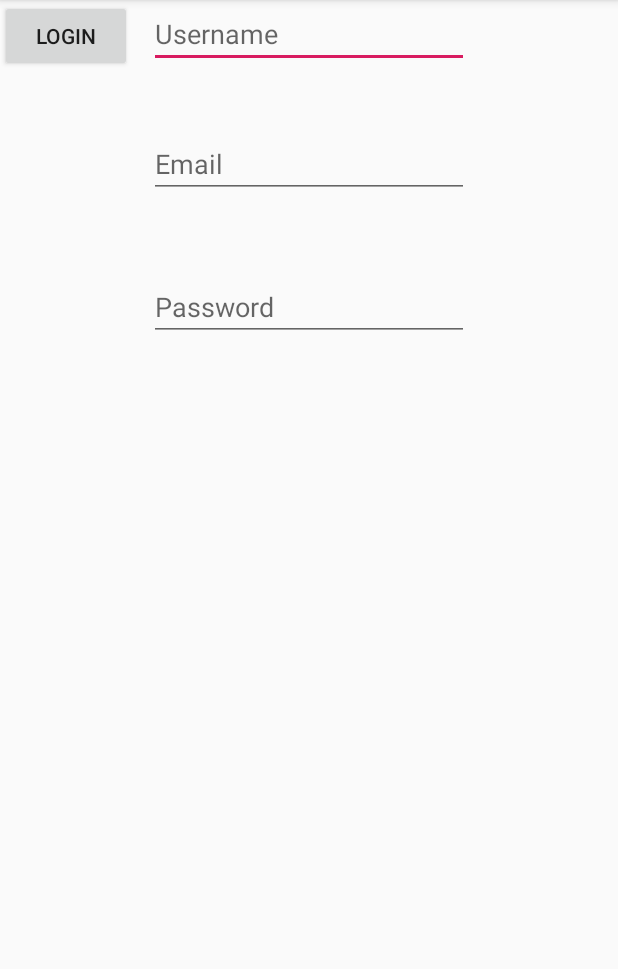
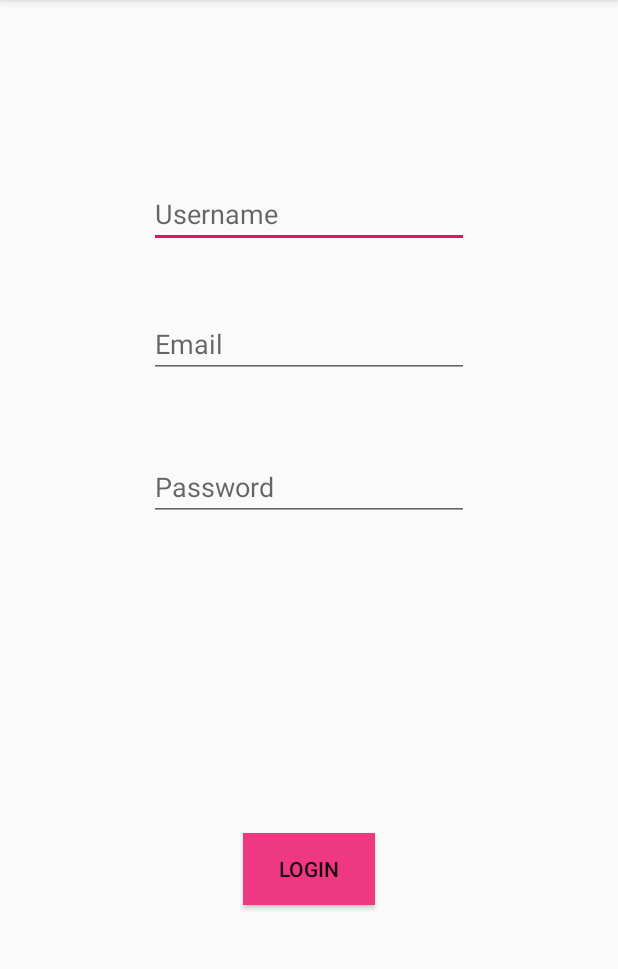
Before and after one commit to zahrayousefijamarani/first_app_android, an Android app: the screen it shows after launch (MainActivity), after a tap on "LOGIN", on a phone screen of 412 x 824 dp, the part 84-1053 px from its top. Run offline under Robolectric (Android 15) with nearby library versions, the phone set to English and light mode, and no system bars.

Commit message:
add color when press login button

```diff
--- a/app/src/main/java/edu/sharif/yousefi/first_app/MainActivity.java
+++ b/app/src/main/java/edu/sharif/yousefi/first_app/MainActivity.java
@@ -41,9 +41,13 @@ public class MainActivity extends AppCompatActivity {
                     login_error.setText(R.string.Login_error);
                 }
                 else {
-                    User user = new User(userName.getText().toString(),
-                            email.getText().toString(),
-                            password.getText().toString());
+                    try {
+                        User user = new User(userName.getText().toString(),
+                                email.getText().toString(),
+                                password.getText().toString());
+                    }catch (Exception e){
+
+                    }
                 }
             }
         });
--- /dev/null
+++ b/app/src/main/res/drawable/button_custom.xml
@@ -0,0 +1,5 @@
+<?xml version="1.0" encoding="utf-8"?>
+<selector xmlns:android="http://schemas.android.com/apk/res/android">
+        <item android:state_pressed="true" android:drawable="@color/colorAccent" />
+        <item android:drawable="@color/colorAccentLight" />
+</selector>
--- a/app/src/main/res/layout/activity_main.xml
+++ b/app/src/main/res/layout/activity_main.xml
@@ -11,6 +11,7 @@
         android:id="@+id/username_inp"
         android:layout_width="wrap_content"
         android:layout_height="wrap_content"
+        android:layout_marginTop="120dp"
         android:autoText="false"
         android:ems="10"
         android:hint="Username"
@@ -18,7 +19,7 @@
         android:shadowColor="#00D5D0D0"
         app:layout_constraintEnd_toEndOf="parent"
         app:layout_constraintStart_toStartOf="parent"
-        tools:layout_editor_absoluteY="120dp" />
+        app:layout_constraintTop_toTopOf="parent" />
 
     <EditText
         android:id="@+id/pass_inp"
@@ -47,10 +48,15 @@
         android:id="@+id/login_btn"
         android:layout_width="wrap_content"
         android:layout_height="wrap_content"
+        android:layout_marginTop="51dp"
+        android:layout_marginBottom="8dp"
+        android:background="@drawable/button_custom"
         android:text="Login"
         android:textColorHighlight="#00B46161"
-        tools:layout_editor_absoluteX="161dp"
-        tools:layout_editor_absoluteY="397dp" />
+        app:layout_constraintBottom_toBottomOf="parent"
+        app:layout_constraintEnd_toEndOf="parent"
+        app:layout_constraintStart_toStartOf="parent"
+        app:layout_constraintTop_toBottomOf="@+id/pass_inp" />
 
     <TextView
         android:id="@+id/textView4"
@@ -58,11 +64,12 @@
         android:layout_height="wrap_content"
         android:layout_marginStart="8dp"
         android:layout_marginLeft="8dp"
+        android:layout_marginTop="85dp"
         android:layout_marginEnd="8dp"
         android:layout_marginRight="8dp"
         android:textColor="#F44336"
         app:layout_constraintEnd_toEndOf="parent"
         app:layout_constraintStart_toStartOf="parent"
-        tools:layout_editor_absoluteY="530dp" />
+        app:layout_constraintTop_toBottomOf="@+id/login_btn" />
 
 </android.support.constraint.ConstraintLayout>
--- a/app/src/main/res/values/colors.xml
+++ b/app/src/main/res/values/colors.xml
@@ -3,4 +3,5 @@
     <color name="colorPrimary">#008577</color>
     <color name="colorPrimaryDark">#00574B</color>
     <color name="colorAccent">#D81B60</color>
+    <color name="colorAccentLight">#EE3881</color>
 </resources>
```
